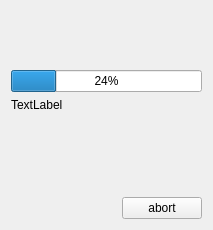
The window that iVS3D/src/iVS3D-core/view/progresswidget.ui (iVS3D/iVS3D) describes before a commit, drawn with Qt 5.
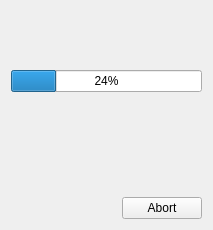
The same window after the commit.

Commit message: Fixed chrash when exporting without keyframes

```diff
--- a/iVS3D/src/iVS3D-core/view/progresswidget.ui
+++ b/iVS3D/src/iVS3D-core/view/progresswidget.ui
@@ -49,7 +49,7 @@
    <item>
     <widget class="QLabel" name="label_currentOperation">
      <property name="text">
-      <string>TextLabel</string>
+      <string> </string>
      </property>
     </widget>
    </item>
@@ -91,7 +91,7 @@
      <item>
       <widget class="QPushButton" name="pushButton_abort">
        <property name="text">
-        <string>abort</string>
+        <string>Abort</string>
        </property>
       </widget>
      </item>
```
The commit also changes 1 other file.
